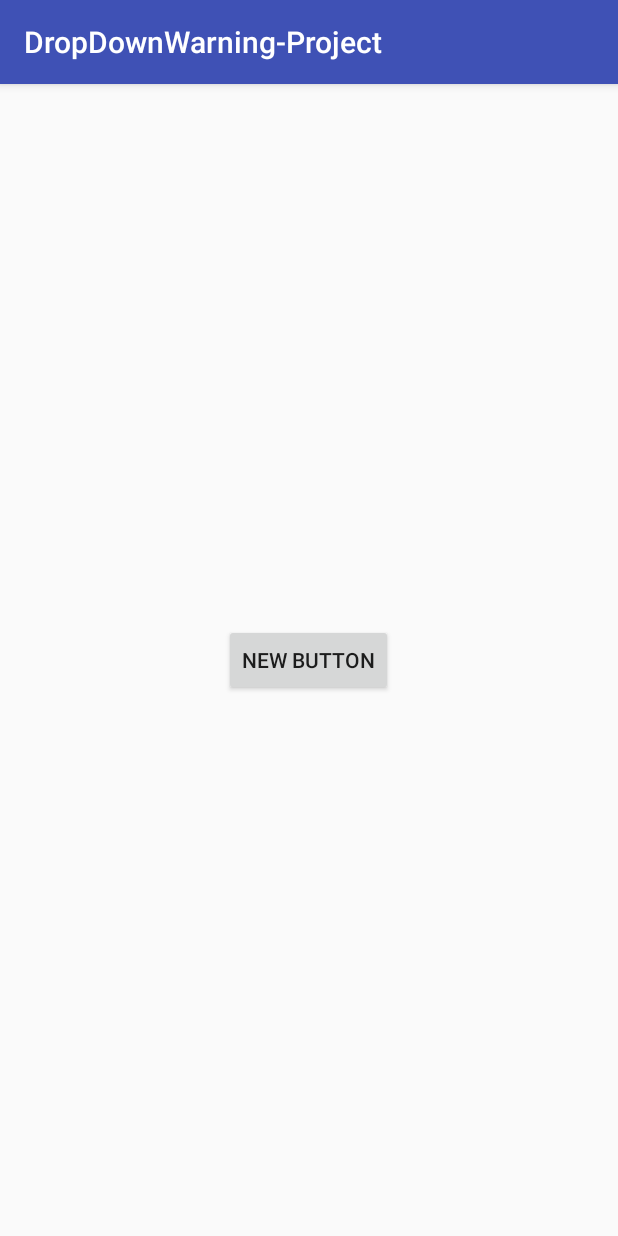
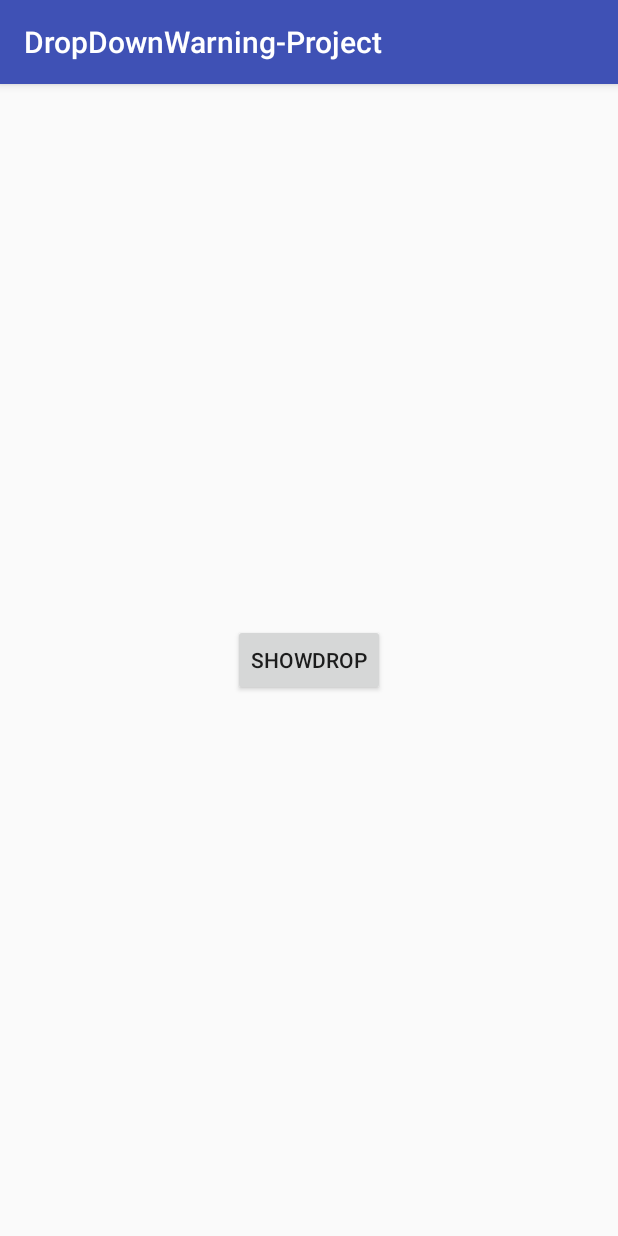
Before and after one commit to Orange-D/DropDownWarning, an Android app: the screen it shows after launch (MainActivity), on a phone screen of 412 x 824 dp. Run offline under Robolectric (Android 15) with nearby library versions, the phone set to English and light mode, and no system bars.

Commit message:
add sereenshots

```diff
--- a/DropDownWarning/build.gradle
+++ b/DropDownWarning/build.gradle
@@ -33,7 +33,7 @@ dependencies {
 
 def siteUrl = 'https://github.com/z-Aaron/DropDownWarning'      // 项目的主页
 def gitUrl = 'https://github.com/z-Aaron/DropDownWarning.git'   // Git仓库的url
-group = "com.dongz.dropdownwarning"                                        // Maven Group ID for the artifact，一般填你唯一的包名
+group = "com.dongz.widget"                                        // Maven Group ID for the artifact，一般填你唯一的包名
 install {
     repositories.mavenInstaller {
         // This generates POM.xml with proper parameters
--- a/DropDownWarning/src/main/java/com/dongz/dropdownwarning/DropDownWarning.java
+++ b/DropDownWarning/src/main/java/com/dongz/widget/DropDownWarning.java
@@ -1,4 +1,4 @@
-package com.dongz.dropdownwarning;
+package com.dongz.widget;
 
 import android.animation.Animator;
 import android.animation.AnimatorSet;
--- a/app/src/main/java/example/dropdownwaring/MainActivity.java
+++ b/app/src/main/java/example/dropdownwaring/MainActivity.java
@@ -3,14 +3,16 @@ package example.dropdownwaring;
 import android.support.v7.app.AppCompatActivity;
 import android.os.Bundle;
 import android.view.View;
+import android.view.animation.AccelerateInterpolator;
+import android.view.animation.AnticipateOvershootInterpolator;
+import android.view.animation.BounceInterpolator;
 import android.widget.Button;
 import android.widget.RelativeLayout;
 
-import com.dongz.dropdownwarning.DropDownWarning;
+import com.dongz.widget.DropDownWarning;
 
 public class MainActivity extends AppCompatActivity {
-    boolean on = false;
-    com.dongz.dropdownwarning.DropDownWarning dropDownWarning;
+    DropDownWarning dropDownWarning;
     RelativeLayout rootView;
 
     @Override
@@ -27,6 +29,10 @@ public class MainActivity extends AppCompatActivity {
         dropDownWarning = new DropDownWarning.Builder(getApplicationContext(), rootView)
                 .message("My Message")
                 .foregroundColor(0xffffffff)
+                .backgroundColor(0xfffe1b1b)
+                .interpolatorIn(new AccelerateInterpolator())
+                .interpolatorOut(new AccelerateInterpolator())
+                .textHeight(80)
                 .build();
         assert button != null;
         button.setOnClickListener(new View.OnClickListener() {
--- a/app/src/main/res/layout/activity_main.xml
+++ b/app/src/main/res/layout/activity_main.xml
@@ -8,7 +8,7 @@
     <Button
         android:layout_width="wrap_content"
         android:layout_height="wrap_content"
-        android:text="New Button"
+        android:text="ShowDrop"
         android:id="@+id/button"
         android:layout_centerVertical="true"
         android:layout_centerHorizontal="true" />
```
Also changed, not shown: 3 other files.
